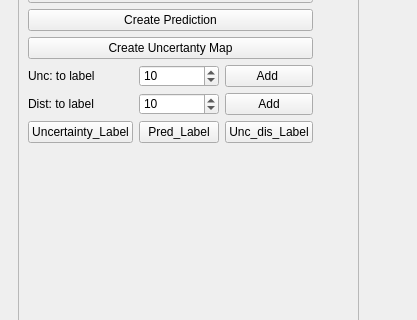
MIC-DKFZ/MITK-Diffusion, file Plugins/org.mitk.gui.qt.diffusionimaging.fiberprocessing/src/internal/QmitkInteractiveFiberDissectionViewControls.ui: the form before one commit; both pictures show x 0 to 417 and y 220 to 540 of the 417 by 711 pixel window.
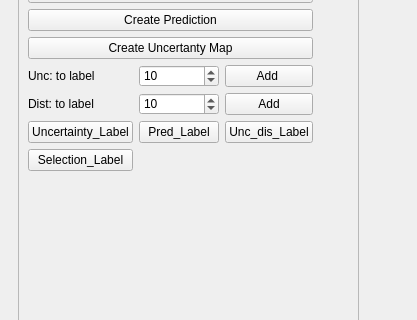
The form after the commit. The open tabs and pages were chosen to show the change. Icons and pictures are not drawn. Custom widgets are drawn as their Qt base class.

Patch:
```diff
--- a/Plugins/org.mitk.gui.qt.diffusionimaging.fiberprocessing/src/internal/QmitkInteractiveFiberDissectionViewControls.ui
+++ b/Plugins/org.mitk.gui.qt.diffusionimaging.fiberprocessing/src/internal/QmitkInteractiveFiberDissectionViewControls.ui
@@ -775,6 +775,13 @@
           </property>
          </widget>
         </item>
+        <item row="6" column="0">
+         <widget class="QPushButton" name="m_sellabeling">
+          <property name="text">
+           <string>Selection_Label</string>
+          </property>
+         </widget>
+        </item>
        </layout>
       </widget>
      </widget>
@@ -783,6 +790,11 @@
   </layout>
  </widget>
  <customwidgets>
+  <customwidget>
+   <class>QmitkDataStorageComboBox</class>
+   <extends>QComboBox</extends>
+   <header location="global">QmitkDataStorageComboBox.h</header>
+  </customwidget>
   <customwidget>
    <class>QmitkSingleNodeSelectionWidget</class>
    <extends>QWidget</extends>
@@ -793,11 +805,6 @@
    <extends>QWidget</extends>
    <header location="global">QmitkPointListWidget.h</header>
   </customwidget>
-  <customwidget>
-   <class>QmitkDataStorageComboBox</class>
-   <extends>QComboBox</extends>
-   <header location="global">QmitkDataStorageComboBox.h</header>
-  </customwidget>
  </customwidgets>
  <resources/>
  <connections/>
```
Left out of the diff: 2 changed lines with no effect on the pictures.
